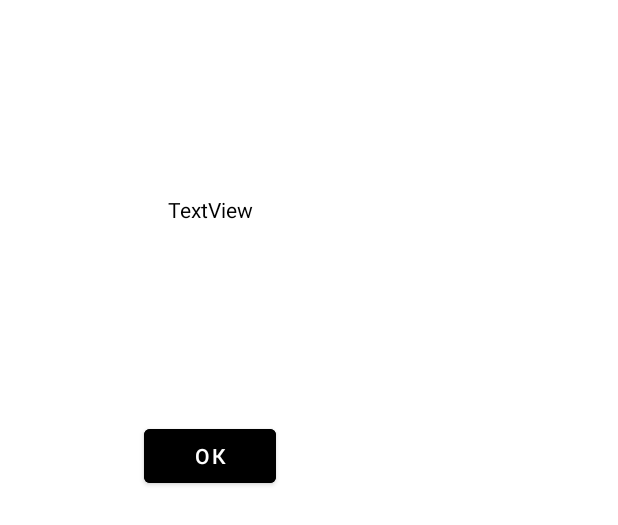
After one commit to kayvazov/mobile.vsuet.app, an Android app: the layout fragment_search_dialog.xml on its own in the app's theme, with its tools: preview values and no code run, on a phone screen of 412 x 824 dp. The commit adds this screen. Shown: the top 525 px of the screen. Run offline under Robolectric (Android 15) with nearby library versions, the phone set to English and light mode, and no system bars.

```diff
--- a/app/src/main/AndroidManifest.xml
+++ b/app/src/main/AndroidManifest.xml
@@ -10,7 +10,7 @@
         android:supportsRtl="true"
         android:theme="@style/Theme.PrepodSearch">
         <activity
-            android:name=".MainActivity"
+            android:name=".MainActivity.MainActivity"
             android:exported="true">
             <intent-filter>
                 <action android:name="android.intent.action.MAIN" />
--- a/app/src/main/java/com/example/prepodsearch/MainViewModelFactory.kt
+++ b/app/src/main/java/com/example/prepodsearch/MainActivity/MainViewModelFactory.kt
@@ -1,4 +1,4 @@
-package com.example.prepodsearch
+package com.example.prepodsearch.MainActivity
 
 import android.app.Application
 import androidx.lifecycle.ViewModel
--- a/app/src/main/java/com/example/prepodsearch/RoomDataBase/LessonDataBase/LessonDataBase.kt
+++ b/app/src/main/java/com/example/prepodsearch/RoomDataBase/LessonDataBase/LessonDataBase.kt
@@ -6,7 +6,7 @@ import androidx.room.Room
 import androidx.room.RoomDatabase
 
 
-@Database(entities = [LessonPair::class], version = 0)
+@Database(entities = [LessonPair::class], version = 1)
 abstract class LessonDataBase : RoomDatabase() {
 
     abstract val lessonDataBaseDao: LessonDao
--- a/app/src/main/java/com/example/prepodsearch/RoomDataBase/LessonDataBase/LessonPair.kt
+++ b/app/src/main/java/com/example/prepodsearch/RoomDataBase/LessonDataBase/LessonPair.kt
@@ -10,5 +10,7 @@ data class LessonPair(
     @ColumnInfo(name = "lessonName") val lessonName: String,
     @ColumnInfo(name = "lessonTime") val lessonTime: String,
     @ColumnInfo(name = "lessonClass") val lessonClass: Int,
-    @ColumnInfo(name = "lessonTeacher") val lessonTeacher: String
+    @ColumnInfo(name = "lessonTeacher") val lessonTeacher: String,
+    @ColumnInfo(name = "lessonDay") val lessonDay: String,
+    @ColumnInfo(name = "numerator") val numerator: Boolean
 )
--- a/app/src/main/java/com/example/prepodsearch/RoomDataBase/TeacherDataBase/TeacherDataBase.kt
+++ b/app/src/main/java/com/example/prepodsearch/RoomDataBase/TeacherDataBase/TeacherDataBase.kt
@@ -6,7 +6,7 @@ import androidx.room.Room
 import androidx.room.RoomDatabase
 
 
-@Database(entities = [Teacher::class], version = 0)
+@Database(entities = [Teacher::class], version = 1)
 abstract class TeacherDataBase : RoomDatabase() {
 
     abstract val teacherDataBaseDao: TeacherDAO
--- a/app/src/main/res/layout/activity_main.xml
+++ b/app/src/main/res/layout/activity_main.xml
@@ -4,13 +4,13 @@
     xmlns:tools="http://schemas.android.com/tools"
     android:layout_width="match_parent"
     android:layout_height="match_parent"
-    tools:context=".MainActivity">
+    tools:context=".MainActivity.MainActivity">
 
     <TextView
         android:id="@+id/facultyText"
         android:layout_width="wrap_content"
         android:layout_height="wrap_content"
-        android:layout_marginTop="48dp"
+        android:layout_marginTop="92dp"
         android:gravity="center"
         android:text="Факультет"
         android:textColor="#000000"
--- /dev/null
+++ b/app/src/main/res/layout/fragment_search_dialog.xml
@@ -0,0 +1,34 @@
+<?xml version="1.0" encoding="utf-8"?>
+<androidx.constraintlayout.widget.ConstraintLayout xmlns:android="http://schemas.android.com/apk/res/android"
+    xmlns:app="http://schemas.android.com/apk/res-auto"
+    xmlns:tools="http://schemas.android.com/tools"
+    android:layout_width="wrap_content"
+    android:layout_height="wrap_content"
+    android:padding="40dp"
+    tools:context=".searchDialogFragment.SearchDialogFragment">
+
+    <TextView
+        android:id="@+id/responseMessage"
+        android:layout_width="wrap_content"
+        android:layout_height="wrap_content"
+        android:gravity="center"
+        android:minWidth="200dp"
+        android:minHeight="200dp"
+        android:text="TextView"
+        android:textColor="#000000"
+        android:textSize="14sp"
+        app:layout_constraintEnd_toEndOf="parent"
+        app:layout_constraintStart_toStartOf="parent"
+        app:layout_constraintTop_toTopOf="parent" />
+
+    <Button
+        android:id="@+id/okButton"
+        android:layout_width="wrap_content"
+        android:layout_height="wrap_content"
+        android:layout_marginTop="40dp"
+        android:backgroundTint="#000000"
+        android:text="ОК"
+        app:layout_constraintEnd_toEndOf="parent"
+        app:layout_constraintStart_toStartOf="parent"
+        app:layout_constraintTop_toBottomOf="@+id/responseMessage" />
+</androidx.constraintlayout.widget.ConstraintLayout>
--- a/app/src/main/res/values/strings.xml
+++ b/app/src/main/res/values/strings.xml
@@ -10,4 +10,6 @@
         <item>СПО</item>
         <item>ГОиВ</item>
     </string-array>
+    <!-- TODO: Remove or change this placeholder text -->
+    <string name="hello_blank_fragment">Hello blank fragment</string>
 </resources>
```
Also changed, not shown: app/src/main/java/com/example/prepodsearch/MainActivity.kt (deleted, +0 -84 lines), app/src/main/java/com/example/prepodsearch/MainActivity/MainActivity.kt (added, +140 -0 lines), app/src/main/java/com/example/prepodsearch/MainActivity/MainViewModel.kt (renamed from app/src/main/java/com/example/prepodsearch/MainViewModel.kt, +5 -3 lines), app/src/main/java/com/example/prepodsearch/searchDialogFragment/SearchDialogFragment.kt (added, +44 -0 lines).
